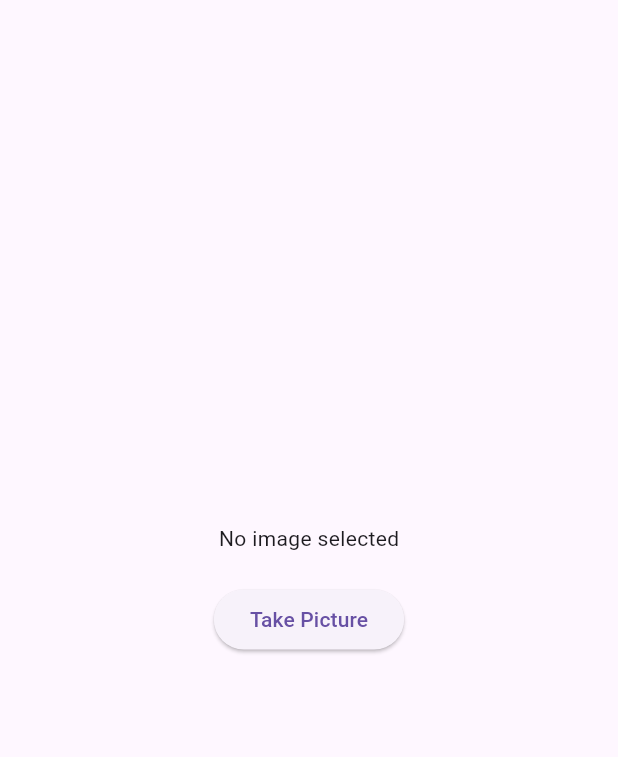
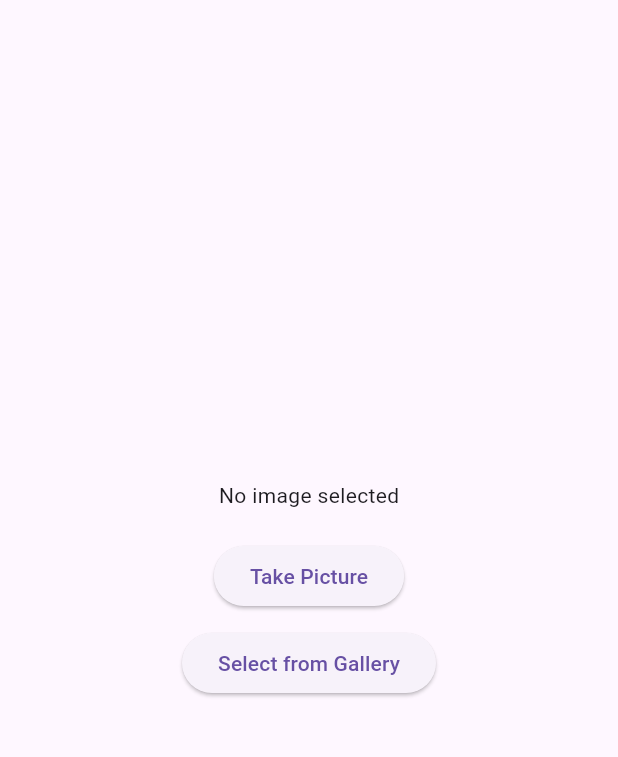
Before and after one commit to juaneortiz1/oral-health-ai, a Flutter app: the screen it shows after launch, after a tap on "Take Picture", on a phone screen of 412 x 824 dp, the part 63-820 px from its top. Run offline on Flutter 3.47's test engine with Material 3 defaults, Android fonts, the phone set to English and light mode, and no system bars; our stand-ins replace dio, image_picker.

Commit message:
New commit

```diff
--- a/oral_health_analyzer/lib/screens/camera_screen.dart
+++ b/oral_health_analyzer/lib/screens/camera_screen.dart
@@ -19,6 +19,19 @@ class _CameraScreenState extends State<CameraScreen> {
     final pickedFile = await picker.pickImage(
       source: ImageSource.camera,
       preferredCameraDevice: CameraDevice.front,
+    );
+
+    if (pickedFile != null) {
+      setState(() {
+        _imageFile = File(pickedFile.path);
+      });
+    }
+  }
+
+  Future<void> _selectFromGallery() async {
+    final picker = ImagePicker();
+    final pickedFile = await picker.pickImage(
+      source: ImageSource.gallery,
     );
 
     if (pickedFile != null) {
@@ -80,6 +93,11 @@ class _CameraScreenState extends State<CameraScreen> {
               child: Text('Take Picture'),
             ),
             SizedBox(height: 10),
+            ElevatedButton(
+              onPressed: _selectFromGallery,
+              child: Text('Select from Gallery'),
+            ),
+            SizedBox(height: 10),
             _imageFile != null
                 ? ElevatedButton(
               onPressed: _isLoading ? null : _analyzeImage,
```
Lines whose indentation alone changed are shown as unchanged.
